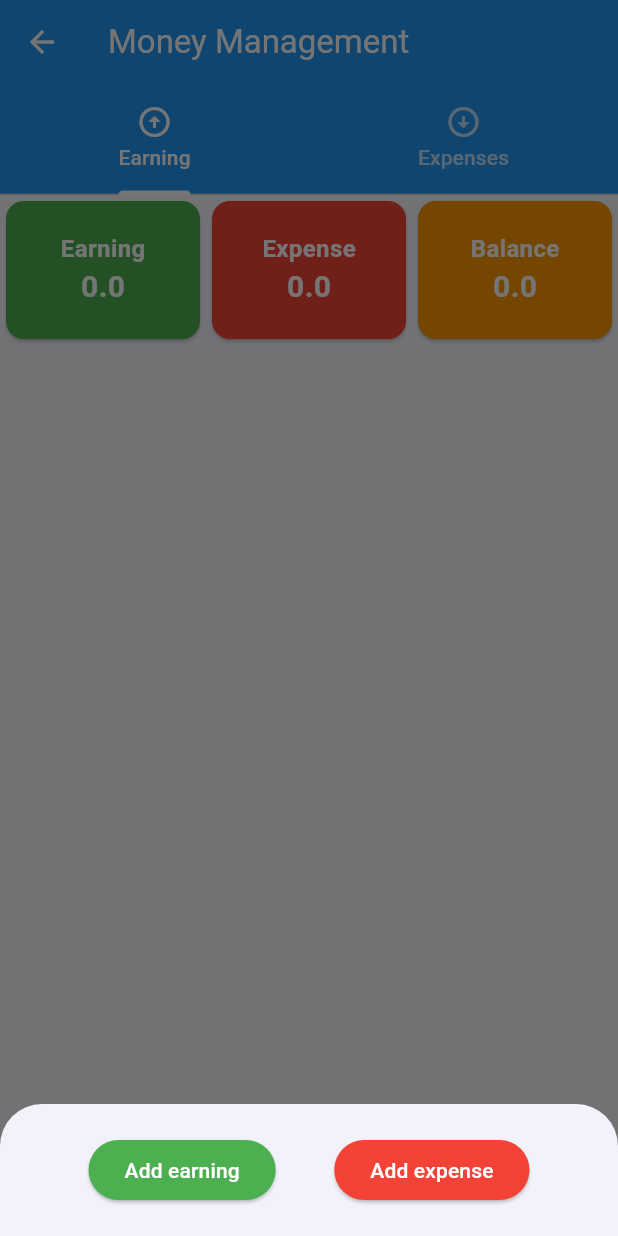
After one commit to Raihan-iOS/Flutter_practice, a Flutter app: the MoneyManagement screen opened by its route, after a tap on the "add" icon, on a phone screen of 412 x 824 dp. The commit adds this screen. Run offline on Flutter 3.47's test engine with Material 3 defaults, Android fonts, the phone set to English and light mode, and no system bars; our stand-ins replace lottie; missing offline and left inert: dart:ffi.

Commit message:
MoneyManagement

```diff
--- /dev/null
+++ b/lib/module12/money_management.dart
@@ -0,0 +1,297 @@
+import 'package:flutter/material.dart';
+
+class MoneyManagement extends StatefulWidget {
+  const MoneyManagement({super.key});
+
+  @override
+  State<MoneyManagement> createState() => _MoneyManagementState();
+}
+
+class _MoneyManagementState extends State<MoneyManagement>
+    with SingleTickerProviderStateMixin {
+  late TabController _tabController;
+  final List<Map<String, dynamic>> _earningList = [];
+  final List<Map<String, dynamic>> _expenseList = [];
+  double get totalExpense =>
+      _earningList.fold(0, (sum, item) => sum + item['amount']);
+  double get totalEarning =>
+      _expenseList.fold(0, (sum, item) => sum + item['amount']);
+  double get balance => totalEarning - totalExpense;
+
+  @override
+  void initState() {
+    // TODO: implement initState
+    super.initState();
+    _tabController = TabController(length: 2, vsync: this);
+  }
+
+  void addEntry(String title, double amount, DateTime date, bool isEarning) {
+    setState(() {
+      if (isEarning) {
+        _earningList.add({'title': title, 'amount': amount, 'date': date});
+      } else {
+        _expenseList.add({'title': title, 'amount': amount, 'date': date});
+      }
+    });
+  }
+
+  void _showFavOptions(BuildContext context) {
+    showModalBottomSheet(
+      context: context,
+      isScrollControlled: true, // << Important
+      builder: (context) {
+        return Padding(
+          padding: EdgeInsets.only(
+            bottom: MediaQuery.of(context).viewInsets.bottom + 20,
+            left: 20,
+            right: 20,
+            top: 20,
+          ),
+          child: Row(
+            mainAxisAlignment: MainAxisAlignment.spaceEvenly,
+            children: [
+              ElevatedButton(
+                style: ElevatedButton.styleFrom(backgroundColor: Colors.green),
+                onPressed: () {
+                  Navigator.pop(context);
+                  Future.delayed(Duration(milliseconds: 200), () {
+                    _showForms(isEarning: true);
+                  });
+                },
+                child: Text(
+                  'Add earning',
+                  style: TextStyle(color: Colors.white),
+                ),
+              ),
+              ElevatedButton(
+                style: ElevatedButton.styleFrom(backgroundColor: Colors.red),
+                onPressed: () {
+                  Navigator.pop(context);
+                  Future.delayed(Duration(milliseconds: 200), () {
+                    _showForms(isEarning: false);
+                  });
+                },
+                child: Text(
+                  'Add expense',
+                  style: TextStyle(color: Colors.white),
+                ),
+              ),
+            ],
+          ),
+        );
+      },
+    );
+  }
+
+  void _showForms({required bool isEarning}) {
+    TextEditingController titleController = TextEditingController();
+    TextEditingController amountController = TextEditingController();
+    DateTime selectedDate = DateTime.now();
+
+    showModalBottomSheet(
+      isScrollControlled: true,
+      context: context,
+      builder: (context) {
+        return Padding(
+          padding: EdgeInsets.only(
+            bottom:
+                MediaQuery.of(context).viewInsets.bottom +
+                20, // handle keyboard
+            left: 20,
+            right: 20,
+            top: 20,
+          ),
+          child: SingleChildScrollView(
+            child: Column(
+              children: [
+                Text(
+                  isEarning ? "Add Earning" : "Add Expense",
+                  style: TextStyle(
+                    fontSize: 20,
+                    fontWeight: FontWeight.bold,
+                    color: isEarning ? Colors.green : Colors.red,
+                  ),
+                ),
+                SizedBox(height: 20),
+                TextField(
+                  controller: titleController,
+                  decoration: const InputDecoration(
+                    hintText: "Enter title",
+                    labelText: 'Title',
+                    border: OutlineInputBorder(),
+                    prefixIcon: Icon(Icons.type_specimen),
+                  ),
+                ),
+                SizedBox(height: 20),
+                TextField(
+                  controller: amountController,
+                  keyboardType: TextInputType.number,
+                  decoration: const InputDecoration(
+                    hintText: "Enter Amount",
+                    labelText: 'Amount',
+                    border: OutlineInputBorder(),
+                    prefixIcon: Icon(Icons.money),
+                  ),
+                ),
+                SizedBox(height: 20),
+                SizedBox(
+                  width: double.infinity,
+                  child: ElevatedButton(
+                    style: ElevatedButton.styleFrom(
+                      backgroundColor: isEarning ? Colors.green : Colors.red,
+                    ),
+                    onPressed: () {
+                      addEntry(
+                        titleController.text,
+                        double.parse(amountController.text),
+                        selectedDate,
+                        isEarning,
+                      );
+                      Navigator.pop(context);
+                    },
+                    child: Text(
+                      isEarning ? "Add Earning" : "Add Expense",
+                      style: TextStyle(color: Colors.white),
+                    ),
+                  ),
+                ),
+              ],
+            ),
+          ),
+        );
+      },
+    );
+  }
+
+  @override
+  Widget build(BuildContext context) {
+    return Scaffold(
+      appBar: AppBar(
+        title: const Text('Money Management'),
+        bottom: TabBar(
+          controller: _tabController,
+          tabs: const [
+            Tab(text: 'Earning', icon: Icon(Icons.arrow_circle_up)),
+            Tab(text: 'Expenses', icon: Icon(Icons.arrow_circle_down)),
+          ],
+        ),
+      ),
+      body: Column(
+        children: [
+          Row(
+            children: [
+              _moneyFlowCell(
+                title: 'Earning',
+                value: totalEarning,
+                backColor: Colors.green,
+              ),
+              _moneyFlowCell(
+                title: 'Expense',
+                value: totalExpense,
+                backColor: Colors.red,
+              ),
+              _moneyFlowCell(
+                title: 'Balance',
+                value: balance,
+                backColor: Colors.orange,
+              ),
+            ],
+          ),
+          Expanded(
+            child: TabBarView(
+              controller: _tabController,
+              children: [
+                _buildList(
+                  items: _earningList,
+                  color: Colors.green,
+                  isEarning: true,
+                ),
+                _buildList(
+                  items: _expenseList,
+                  color: Colors.red,
+                  isEarning: false,
+                ),
+              ],
+            ),
+          ),
+        ],
+      ),
+      floatingActionButton: FloatingActionButton(
+        onPressed: () {
+          _showFavOptions(context);
+        },
+        child: const Icon(Icons.add),
+      ),
+    );
+  }
+}
+
+Widget _moneyFlowCell({
+  required String title,
+  required double value,
+  required Color backColor,
+}) {
+  return Expanded(
+    child: Card(
+      color: backColor,
+      child: Padding(
+        padding: const EdgeInsets.all(20.0),
+        child: Column(
+          children: [
+            Text(
+              title,
+              style: TextStyle(
+                fontSize: 16,
+                fontWeight: FontWeight.bold,
+                color: Colors.white,
+              ),
+            ),
+            Text(
+              value.toString(),
+              style: TextStyle(
+                fontSize: 20,
+                fontWeight: FontWeight.bold,
+                color: Colors.white,
+              ),
+            ),
+          ],
+        ),
+      ),
+    ),
+  );
+}
+
+Widget _buildList({
+  required List<Map<String, dynamic>> items,
+  required Color color,
+  required bool isEarning,
+}) {
+  return ListView.builder(
+    itemCount: items.length,
+
+    itemBuilder: (context, index) {
+      return Card(
+        color: Colors.white,
+        child: ListTile(
+          leading: CircleAvatar(
+            backgroundColor: color.withAlpha(10),
+            child: Icon(
+              isEarning ? Icons.arrow_upward : Icons.arrow_downward,
+              color: color,
+            ),
+          ),
+          title: Text(items[index]['title']),
+          subtitle: Text(items[index]['date'].toString()),
+          trailing: Text(
+            '৳ ${(items[index]['amount'].toString())}',
+            style: TextStyle(
+              fontSize: 20,
+              fontWeight: FontWeight.bold,
+              color: color,
+            ),
+          ),
+        ),
+      );
+    },
+  );
+}
--- a/lib/myApp.dart
+++ b/lib/myApp.dart
@@ -3,6 +3,7 @@ import 'package:widget_app_structure/ProjectHome.dart';
 import 'package:widget_app_structure/home.dart';
 import 'package:widget_app_structure/module11/Calculator/mycalculator.dart';
 import 'package:widget_app_structure/module11/MyWaterTank/watertank.dart';
+import 'package:widget_app_structure/module12/money_management.dart';
 import 'package:widget_app_structure/module8/module8Class3.dart';
 import 'package:widget_app_structure/module8/module8class1.dart';
 import 'package:widget_app_structure/module8/module8class2.dart';
@@ -36,6 +37,7 @@ class MyApp extends StatelessWidget {
         '/page4': (context) => FourthPage(),
         '/page5': (context) => MyCalculator(),
         '/page6': (context) => Watertank(),
+        '/page7': (context) => MoneyManagement(),
       },
       theme: ThemeData(
         colorScheme: ColorScheme.fromSeed(seedColor: Colors.blue),
```
Also changed, not shown: lib/ProjectHome.dart (+24 -0 lines).
